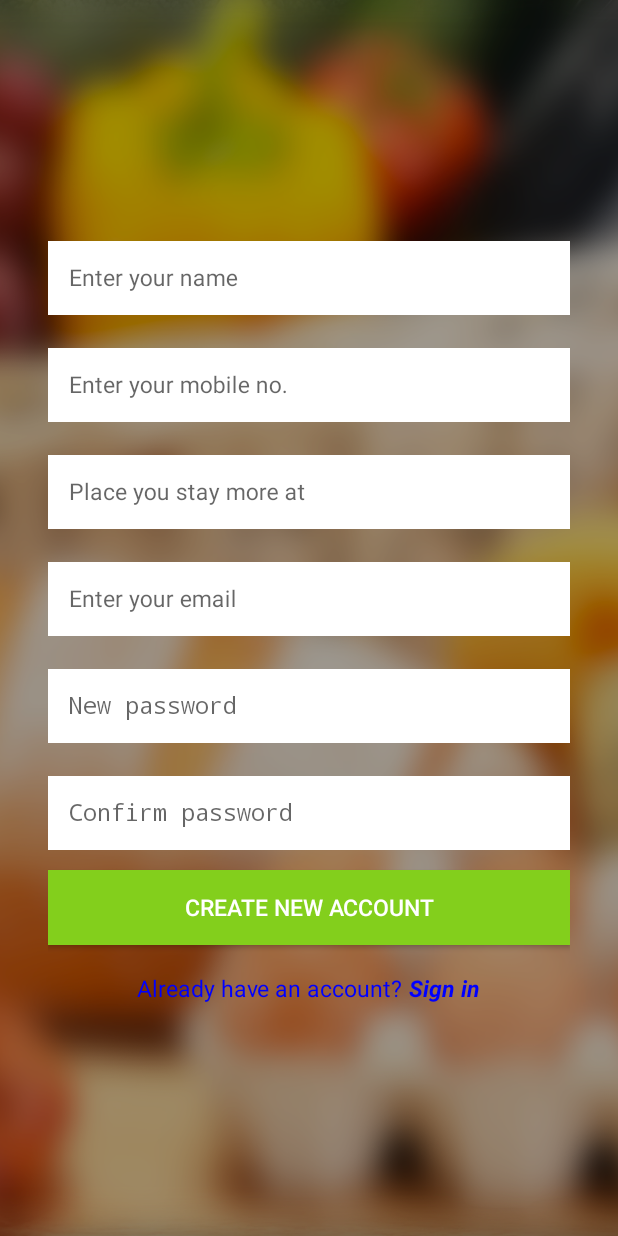
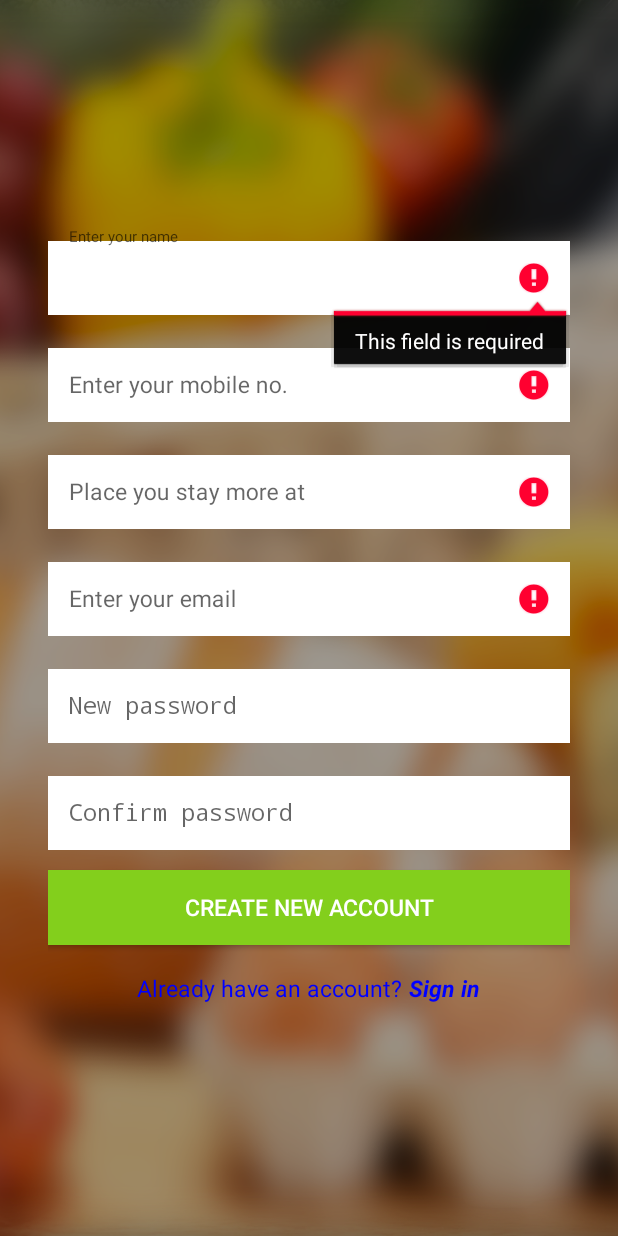
Before and after one commit to ashwinwadte/FoFoLi, an Android app: the CreateAccountActivity screen opened directly, with no data from a screen before it, after a tap on "CREATE NEW ACCOUNT", on a phone screen of 412 x 824 dp. Run offline under Robolectric (Android 15) with nearby library versions, the phone set to English and light mode, and no system bars; libraries missing offline, so code that uses them is left out: com.firebase.client; 3 statements that could not run were skipped.

Commit message:
done with authentication

```diff
--- a/app/build.gradle
+++ b/app/build.gradle
@@ -24,4 +24,5 @@ dependencies {
     testCompile 'junit:junit:4.12'
     compile 'com.android.support:appcompat-v7:23.1.1'
     compile 'com.android.support:design:23.1.1'
+    compile 'com.firebase:firebase-client-android:2.3.1'
 }
--- a/app/src/main/java/com/waftinc/fofoli/CreateAccountActivity.java
+++ /dev/null
@@ -1,19 +0,0 @@
-package com.waftinc.fofoli;
-
-import android.app.Activity;
-import android.os.Bundle;
-import android.widget.Button;
-import android.widget.EditText;
-
-public class CreateAccountActivity extends Activity {
-
-    Button bCreateAccount;
-    EditText etName, etPassword;
-
-    @Override
-    protected void onCreate(Bundle savedInstanceState) {
-        super.onCreate(savedInstanceState);
-        setContentView(R.layout.activity_create_account);
-    }
-
-}
--- /dev/null
+++ b/app/src/main/java/com/waftinc/fofoli/authentication/CreateAccountActivity.java
@@ -0,0 +1,229 @@
+package com.waftinc.fofoli.authentication;
+
+import android.app.Activity;
+import android.content.Intent;
+import android.content.SharedPreferences;
+import android.os.Bundle;
+import android.preference.PreferenceManager;
+import android.support.v7.app.AlertDialog;
+import android.text.TextUtils;
+import android.util.Patterns;
+import android.view.View;
+import android.widget.EditText;
+import android.widget.ProgressBar;
+import android.widget.Toast;
+
+import com.firebase.client.AuthData;
+import com.firebase.client.Firebase;
+import com.firebase.client.FirebaseError;
+import com.waftinc.fofoli.MainActivity;
+import com.waftinc.fofoli.R;
+import com.waftinc.fofoli.utils.Constants;
+import com.waftinc.fofoli.utils.Utils;
+
+import java.util.Map;
+
+public class CreateAccountActivity extends Activity {
+
+    /**
+     * Data from the authenticated user
+     */
+    public static AuthData mAuthData;
+
+    EditText etName, etContact, etAddress, etEmail, etNewPassword, etConfirmPassword;
+    ProgressBar progressBar;
+
+    private Firebase mFirebaseRef;
+
+    @Override
+    protected void onCreate(Bundle savedInstanceState) {
+        super.onCreate(savedInstanceState);
+        setContentView(R.layout.activity_create_account);
+
+        mFirebaseRef = new Firebase(Constants.FIREBASE_ROOT_URL);
+
+        initWidgets();
+
+        /**
+         * Listener for Firebase session changes
+         */
+        Firebase.AuthStateListener mAuthStateListener = new Firebase.AuthStateListener() {
+            @Override
+            public void onAuthStateChanged(AuthData authData) {
+                mAuthData = authData;
+            }
+        };
+
+        /* Check if the user is authenticated with Firebase already. If this is the case we can set the authenticated
+         * user and hide any login buttons */
+        mFirebaseRef.addAuthStateListener(mAuthStateListener);
+    }
+
+    private void initWidgets() {
+        etName = (EditText) findViewById(R.id.edit_text_username_create);
+        etContact = (EditText) findViewById(R.id.edit_text_mobile_create);
+        etAddress = (EditText) findViewById(R.id.edit_text_address_create);
+        etEmail = (EditText) findViewById(R.id.edit_text_email_create);
+        etNewPassword = (EditText) findViewById(R.id.edit_text_new_password);
+        etConfirmPassword = (EditText) findViewById(R.id.edit_text_confirm_password);
+        progressBar = (ProgressBar) findViewById(R.id.pbCreate);
+    }
+
+    public void onSignInPressed(View view) {
+        Intent intent = new Intent(CreateAccountActivity.this, LoginActivity.class);
+        intent.setFlags(Intent.FLAG_ACTIVITY_CLEAR_TOP);
+        startActivity(intent);
+    }
+
+    public void onCreateAccountPressed(View view) {
+        createNewUser();
+    }
+
+    private void createNewUser() {
+        // Reset errors.
+        etName.setError(null);
+        etContact.setError(null);
+        etAddress.setError(null);
+        etEmail.setError(null);
+        etNewPassword.setError(null);
+        etConfirmPassword.setError(null);
+
+        // get the values
+        String mName = etName.getText().toString();
+        String mContact = etContact.getText().toString();
+        String mAddress = etAddress.getText().toString();
+        final String mEmail = etEmail.getText().toString();
+        final String mNewPassword = etNewPassword.getText().toString();
+        String mConfirmPassword = etConfirmPassword.getText().toString();
+
+        boolean cancel = false;
+        View focusView = null;
+
+        // Check for a valid password, if the user entered one.
+        if (!mNewPassword.equals(mConfirmPassword)) {
+            etConfirmPassword.setError(getString(R.string.error_password_mismatch));
+            focusView = etConfirmPassword;
+            cancel = true;
+        }
+
+        if (!TextUtils.isEmpty(mNewPassword) && !isPasswordValid(mNewPassword)) {
+            etNewPassword.setError(getString(R.string.error_invalid_password));
+            focusView = etNewPassword;
+            cancel = true;
+        }
+
+        // Check for a valid email address.
+        if (TextUtils.isEmpty(mEmail)) {
+            etEmail.setError(getString(R.string.error_field_required));
+            focusView = etEmail;
+            cancel = true;
+        } else if (!isEmailValid(mEmail)) {
+            etEmail.setError(getString(R.string.error_invalid_email));
+            focusView = etEmail;
+            cancel = true;
+        }
+
+        if (TextUtils.isEmpty(mAddress)) {
+            etAddress.setError(getString(R.string.error_field_required));
+            focusView = etAddress;
+            cancel = true;
+        }
+
+        if (TextUtils.isEmpty(mContact)) {
+            etContact.setError(getString(R.string.error_field_required));
+            focusView = etContact;
+            cancel = true;
+        }
+
+        if (TextUtils.isEmpty(mName)) {
+            etName.setError(getString(R.string.error_field_required));
+            focusView = etName;
+            cancel = true;
+        }
+
+        if (cancel) {
+            // There was an error; don't attempt login and focus the first
+            // form field with an error.
+            focusView.requestFocus();
+        } else {
+            // Show a progress spinner, and kick off a background task to
+            // perform the user login attempt.
+            progressBar.setVisibility(View.VISIBLE);
+
+            mFirebaseRef.createUser(mEmail, mNewPassword, new Firebase.ValueResultHandler<Map<String, Object>>() {
+                @Override
+                public void onSuccess(Map<String, Object> result) {
+                    Toast.makeText(getApplicationContext(), "New account created", Toast.LENGTH_SHORT).show();
+                    loginWithPassword(mEmail, mNewPassword);
+                }
+
+                @Override
+                public void onError(FirebaseError firebaseError) {
+                    // there was an error
+                    progressBar.setVisibility(View.GONE);
+                    etConfirmPassword.requestFocus();
+                    showErrorDialog("Error: " + firebaseError.getMessage());
+                }
+            });
+        }
+    }
+
+    public void loginWithPassword(final String email, final String password) {
+
+        mFirebaseRef.authWithPassword(email, password, new Firebase.AuthResultHandler() {
+
+            @Override
+            public void onAuthenticated(AuthData authData) {
+                progressBar.setVisibility(View.GONE);
+
+                String userEmail = authData.getProviderData().get("email").toString();
+                String uid = authData.getUid();
+
+                SharedPreferences sp = PreferenceManager.getDefaultSharedPreferences(CreateAccountActivity.this);
+                SharedPreferences.Editor spe = sp.edit();
+
+                spe.putString(Constants.USER_EMAIL, userEmail);
+                spe.putString(Constants.ENCODED_EMAIL, Utils.encodeEmail(userEmail));
+                spe.putString(Constants.UID, uid);
+                spe.apply();
+
+                //start new activity
+                Intent intent = new Intent(CreateAccountActivity.this, MainActivity.class);
+                intent.setFlags(Intent.FLAG_ACTIVITY_CLEAR_TASK);
+                startActivity(intent);
+            }
+
+            @Override
+            public void onAuthenticationError(FirebaseError firebaseError) {
+                showErrorDialog("Network problem!\nPlease try again!");
+
+                //go to login activity
+                Intent intent = new Intent(CreateAccountActivity.this, LoginActivity.class);
+                intent.setFlags(Intent.FLAG_ACTIVITY_CLEAR_TASK);
+                startActivity(intent);
+
+            }
+        });
+    }
+
+    private boolean isEmailValid(String email) {
+
+        return Patterns.EMAIL_ADDRESS.matcher(email).matches();
+    }
+
+    private boolean isPasswordValid(String password) {
+        return password.length() >= 6;
+    }
+
+    /**
+     * Show errors to users
+     */
+    private void showErrorDialog(String message) {
+        new AlertDialog.Builder(this)
+                .setTitle("Error")
+                .setMessage(message)
+                .setPositiveButton(android.R.string.ok, null)
+                .setIcon(R.drawable.ic_error_outline_24px)
+                .show();
+    }
+}
--- a/app/src/main/res/layout/activity_create_account.xml
+++ b/app/src/main/res/layout/activity_create_account.xml
@@ -9,7 +9,7 @@
     android:paddingLeft="@dimen/activity_horizontal_margin"
     android:paddingRight="@dimen/activity_horizontal_margin"
     android:paddingTop="@dimen/activity_vertical_margin"
-    tools:context="com.waftinc.fofoli.CreateAccountActivity">
+    tools:context=".authentication.CreateAccountActivity">
 
     <ScrollView
         android:layout_width="match_parent"
@@ -221,5 +221,13 @@
             </LinearLayout>
         </LinearLayout>
     </ScrollView>
+    <ProgressBar
+        android:id="@+id/pbCreate"
+        android:layout_width="wrap_content"
+        android:layout_height="wrap_content"
+        android:layout_centerInParent="true"
+        android:layout_gravity="center"
+        android:indeterminate="true"
+        android:visibility="gone" />
 
 </RelativeLayout>
--- a/app/src/main/res/values/strings.xml
+++ b/app/src/main/res/values/strings.xml
@@ -7,4 +7,9 @@
     <string name="action_settings">Settings</string>
     <string name="title_activity_login">Login</string>
     <string name="title_activity_create_account">Create New Account</string>
+    <string name="error_invalid_email">This email address is invalid</string>
+    <string name="error_invalid_password">This password is too short</string>
+    <string name="error_field_required">This field is required</string>
+    <string name="error_user_not_registered">This email is not registered</string>
+    <string name="error_password_mismatch">Password doesn`t match</string>
 </resources>
```
Also changed, not shown: app/src/main/AndroidManifest.xml (+9 -7 lines), app/src/main/java/com/waftinc/fofoli/LoginActivity.java (deleted, +0 -28 lines), app/src/main/java/com/waftinc/fofoli/authentication/LoginActivity.java (added, +204 -0 lines), app/src/main/java/com/waftinc/fofoli/model/User.java (added, +34 -0 lines), app/src/main/java/com/waftinc/fofoli/utils/Constants.java (added, +29 -0 lines), app/src/main/java/com/waftinc/fofoli/utils/Utils.java (added, +42 -0 lines), app/src/main/res/layout/activity_login.xml (+16 -5 lines), app/src/main/res/drawable/ic_error_outline_24px.png (added).
